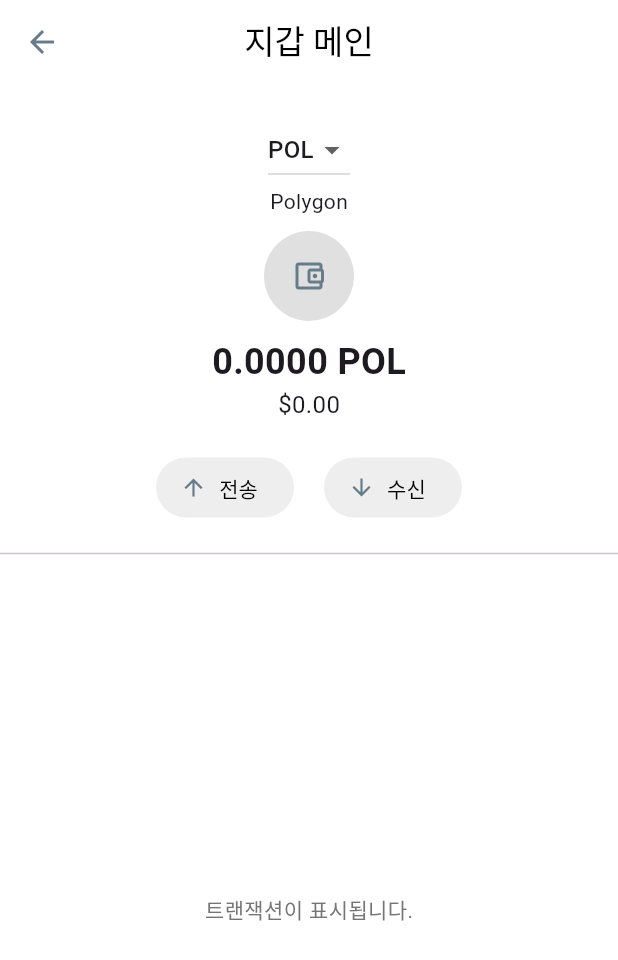
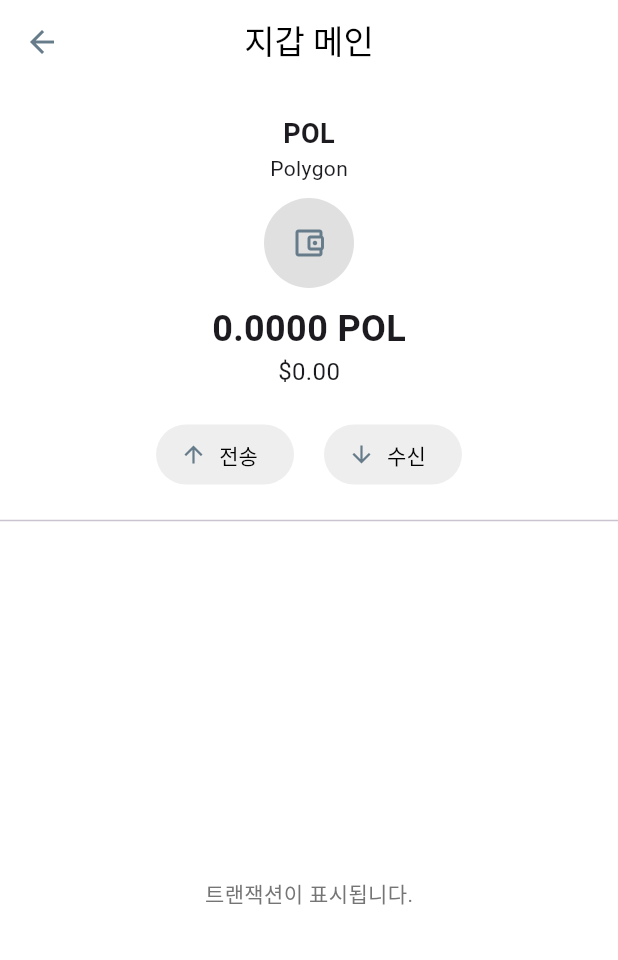
Before and after one commit to angkmfirefoxygal/Eifty, a Flutter app: the WalletMainScreen screen opened by its route, on a phone screen of 412 x 824 dp. Shown: the top 960 px of the screen. Run offline on Flutter 3.47's test engine with Material 3 defaults, Android fonts, the phone set to English and light mode, and no system bars; our stand-ins replace convert, flutter_dotenv, flutter_secure_storage, qr_flutter; missing offline and left inert: bip39, mobile_scanner, web3dart; accounts and stored records are empty.

Commit message:
feat: polygon만 조회로 수정

```diff
--- a/lib/presentation/screens/wallet_main_screen.dart
+++ b/lib/presentation/screens/wallet_main_screen.dart
@@ -12,10 +12,7 @@
 }
 
 class _WalletMainScreenState extends State<WalletMainScreen> {
-  String selectedNetwork = 'POL';
-  double ethBalance = 0.0;
   double polBalance = 0.0;
-  double ethPrice = 0.0;
   double polPrice = 0.0;
 
   final Color iconColor = const Color(0xFF667C8A);
@@ -30,9 +27,7 @@
     final address = await SecureStorageService.getSelectedWalletAddress();
     if (address == null) return;
 
-    ethBalance = await TransactionService.getEthBalance(address);
     polBalance = await TransactionService.getPolBalance(address);
-    ethPrice = await fetchPrice('ethereum');
     polPrice = await fetchPrice('matic-network');
 
     setState(() {});
@@ -50,10 +45,9 @@
     return 0.0;
   }
 
-  String get selectedSymbol => selectedNetwork;
-  double get selectedBalance =>
-      selectedNetwork == 'ETH' ? ethBalance : polBalance;
-  double get selectedPrice => selectedNetwork == 'ETH' ? ethPrice : polPrice;
+  String get selectedSymbol => 'POL';
+  double get selectedBalance => polBalance;
+  double get selectedPrice => polPrice;
 
   String get formattedPrice =>
       '\$${(selectedBalance * selectedPrice).toStringAsFixed(2)}';
@@ -85,26 +79,11 @@
         child: Column(
           children: [
             const SizedBox(height: 20),
-            DropdownButton<String>(
-              value: selectedNetwork,
-              onChanged: (value) {
-                if (value == null) return;
-                setState(() {
-                  selectedNetwork = value;
-                });
-              },
-              items:
-                  ['ETH', 'POL'].map((network) {
-                    return DropdownMenuItem(
-                      value: network,
-                      child: Text(network),
-                    );
-                  }).toList(),
+            const Text(
+              'POL',
+              style: TextStyle(fontSize: 18, fontWeight: FontWeight.bold),
             ),
-            Text(
-              selectedNetwork == 'ETH' ? 'Ethereum' : 'Polygon',
-              style: const TextStyle(fontSize: 14),
-            ),
+            const Text('Polygon', style: TextStyle(fontSize: 14)),
             const SizedBox(height: 10),
             CircleAvatar(
               radius: 30,
```
Also changed, not shown: lib/data/services/transaction_service.dart (+0 -18 lines), pubspec.lock.
